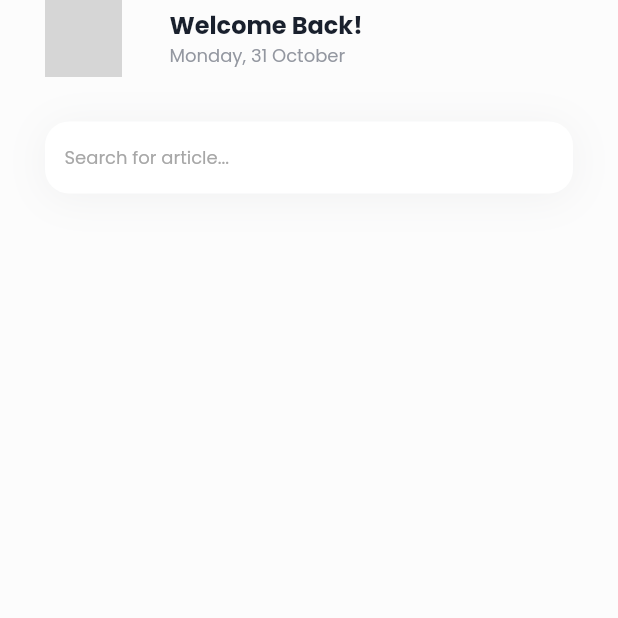
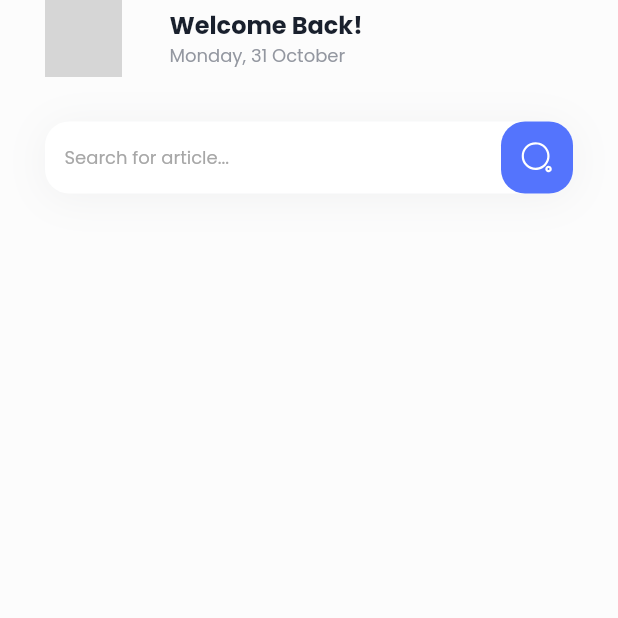
Before and after one commit to Justin-Bolivar/Travel_News_App, a Flutter app: the screen it shows after launch, on a phone screen of 412 x 824 dp, the top half of it. Run offline on Flutter 3.47's test engine with Material 2 defaults, Android fonts, the phone set to English and light mode, and no system bars; our stand-ins replace flutter_svg, google_fonts; network calls fail; grey boxes are pictures that could not be loaded.

```diff
--- a/lib/main.dart
+++ b/lib/main.dart
@@ -113,10 +113,23 @@ class HomeScreen extends StatelessWidget {
                     ),
                   ),
                 ),
+                Container(
+                  decoration: BoxDecoration(
+                    color: kBlue,
+                    borderRadius: BorderRadius.circular(kBorderRadius),
+                  ),
+                  child: IconButton(
+                    onPressed: () {},
+                    icon: SvgPicture.asset(
+                      'assets/search_icon.svg',
+                    ),
+                  ),
+                )
               ],
             ),
           ),
         ],
-    ));
+      ),
+    );
   }
 }
--- a/pubspec.yaml
+++ b/pubspec.yaml
@@ -61,9 +61,8 @@ flutter:
   uses-material-design: true
 
   # To add assets to your application, add an assets section, like this:
-  # assets:
-  #   - images/a_dot_burr.jpeg
-  #   - images/a_dot_ham.jpeg
+  assets:
+    - assets/
 
   # An image asset can refer to one or more resolution-specific "variants", see
   # https://flutter.dev/assets-and-images/#resolution-aware
```
Lines whose indentation alone changed are shown as unchanged.
